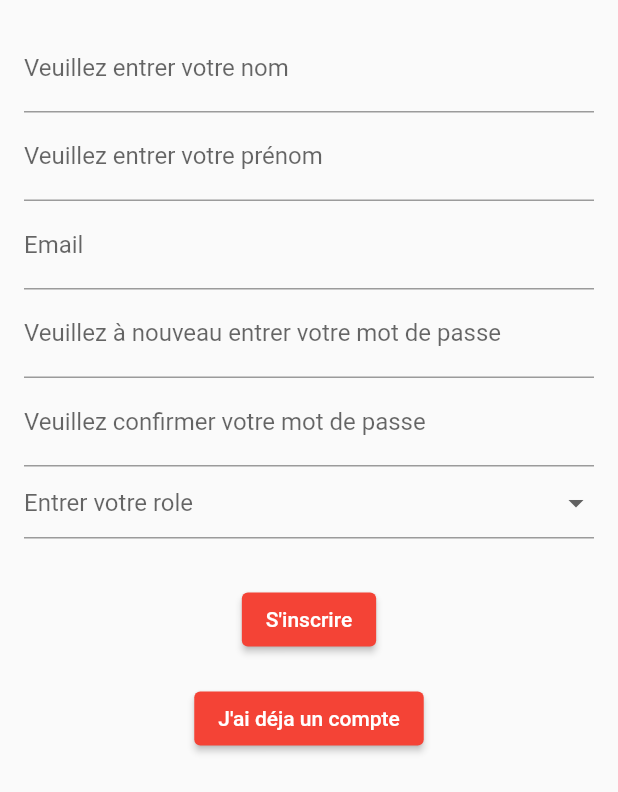
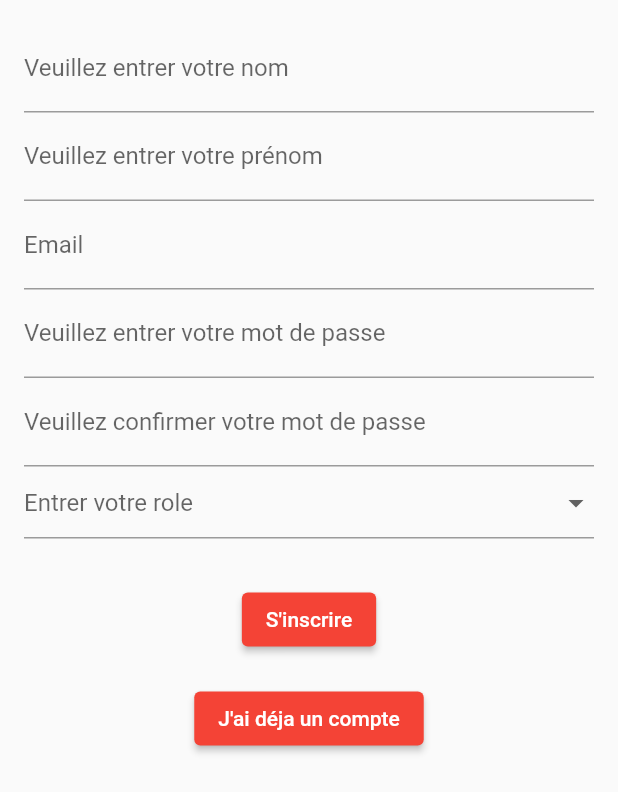
Before and after one commit to Sarah-Ab/Hackathon, a Flutter app: the SignUpForm widget shown alone on an empty page, opened directly, on a phone screen of 412 x 824 dp. Shown: the top 792 px of the screen. Run offline on Flutter 3.47's test engine with Material 2 defaults, Android fonts, the phone set to English and light mode, and no system bars; our stand-ins replace firebase_auth, firebase_core, firebase_database, firebase_messaging, flutter_swiper, form_field_validator; accounts and stored records are empty.

Commit message:
Correction du texte dans le register

```diff
--- a/lib/register.dart
+++ b/lib/register.dart
@@ -205,7 +205,7 @@ class SignUpFormState extends State<SignUpForm> {
                 onSaved: (pw) => this.pw = pw,
                 decoration: const InputDecoration(
                   border: UnderlineInputBorder(),
-                  labelText: 'Veuillez à nouveau entrer votre mot de passe',
+                  labelText: 'Veuillez entrer votre mot de passe',
                 ),
               ),
               TextFormField(
```
